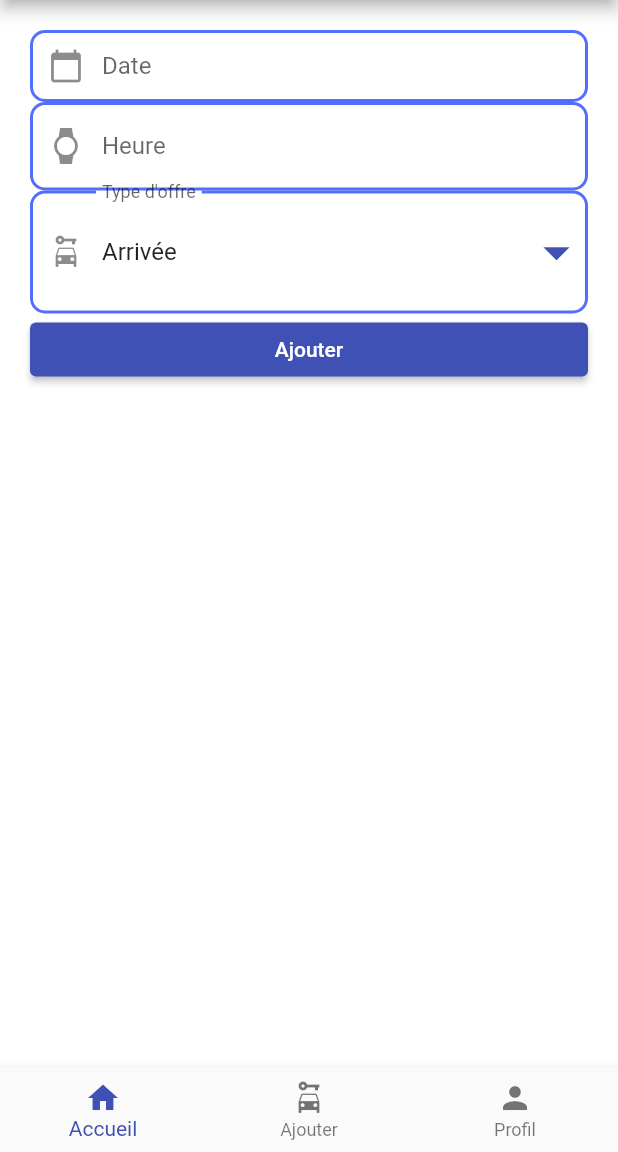
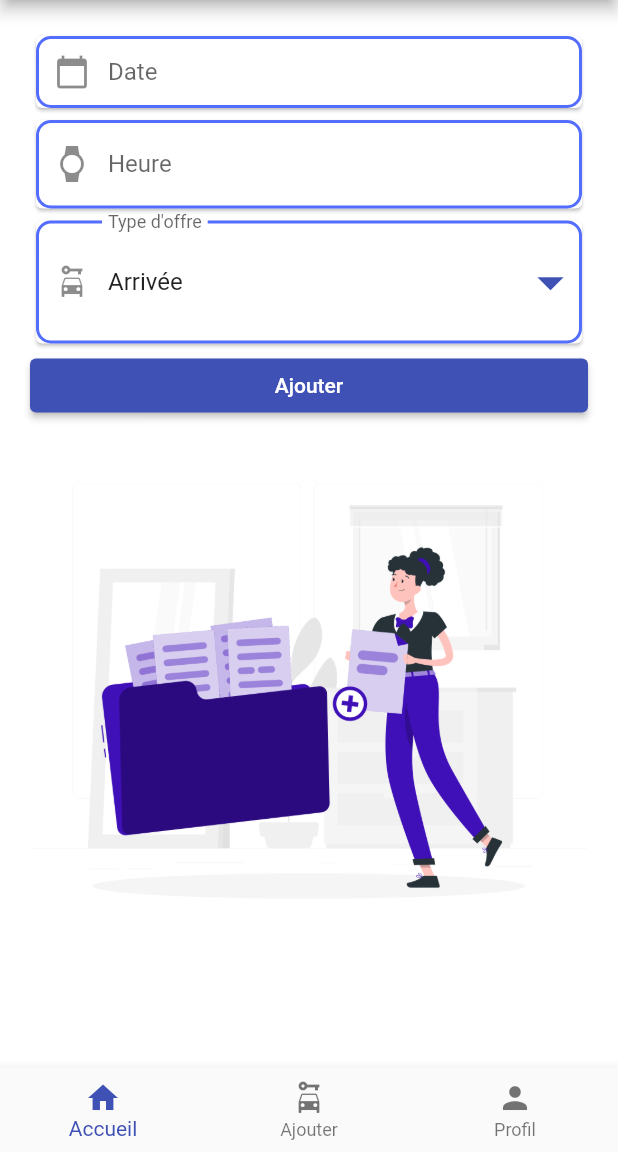
Before and after one commit to AmmarSultan1443/flutter_covoiturage, a Flutter app: the Ajout screen opened directly, on a phone screen of 412 x 824 dp, the part 84-1236 px from its top. Run offline on Flutter 3.47's test engine with Material 2 defaults, Android fonts, the phone set to English and light mode, and no system bars; our stand-ins replace fluttertoast, page_transition; missing offline and left inert: flutter_toastr, mysql1.

Commit message:
Ajout d'images et de style pour le formulaire d'ajout

```diff
--- a/lib/ajouter.dart
+++ b/lib/ajouter.dart
@@ -109,7 +109,8 @@ class AjoutState extends State<Ajout> {
                 left: 20.0, bottom: 20.0, right: 20.0, top: 20.0),
             children: <Widget>[
               //buildDatePicker(),
-              TextField(
+              Card(
+                child: TextField(
                   controller: dateController,
                   keyboardType: TextInputType.datetime,
                   decoration: InputDecoration(
@@ -125,7 +126,9 @@ class AjoutState extends State<Ajout> {
                           borderSide: BorderSide(
                               color: Colors.indigoAccent, width: 2.0))),
                 ),
-              TextFormField(
+              ),
+              Card(
+                child: TextFormField(
                   controller: heureController,
                   keyboardType: TextInputType.datetime,
                   decoration: InputDecoration(
@@ -140,7 +143,9 @@ class AjoutState extends State<Ajout> {
                           borderSide: BorderSide(
                               color: Colors.indigoAccent, width: 2.0))),
                 ),
-              DropdownButtonFormField(
+              ),
+              Card(
+                child: DropdownButtonFormField(
                   decoration: InputDecoration(
                       labelText: 'Type d\'offre',
                       prefixIcon: Icon(Icons.car_rental),
@@ -166,6 +171,8 @@ class AjoutState extends State<Ajout> {
                   iconEnabledColor: Colors.indigo,
                   isExpanded: true,
                 ),
+              ),
+
               /*TextFormField(
                 decoration: InputDecoration(
                     labelText: 'Type d\'offre',
@@ -184,7 +191,8 @@ class AjoutState extends State<Ajout> {
                   ajout();
                 },
                 child: Text("Ajouter"),
-              )
+              ),
+              Image.asset('images/ajout2.png'),
             ],
           )),
         ));
--- a/lib/menu.dart
+++ b/lib/menu.dart
@@ -90,7 +90,8 @@ class MenuState extends State<Menu> {
               ? ListView.builder(itemBuilder: (context, index) {
                   var data = (snapshot.data);
                   List? liste = snapshot.data as List?;
-                  return ListBody(
+                  return Card(
+                    child: ListBody(
                       children: [
                         Padding(padding: EdgeInsets.all(10.0)),
                         Title(
@@ -109,8 +110,8 @@ class MenuState extends State<Menu> {
                           textDirection: TextDirection.rtl,
                           style: TextStyle(fontSize: 15),
                         ),
-                      Divider(),
                       ],
+                    ),
                   );
                 })
               : Center(
--- a/pubspec.yaml
+++ b/pubspec.yaml
@@ -66,6 +66,8 @@ flutter:
   # To add assets to your application, add an assets section, like this:
   assets:
     - images/covoiturage.jpg
+    - images/ajout.png
+    - images/ajout2.png
   #   - images/a_dot_ham.jpeg
 
   # An image asset can refer to one or more resolution-specific "variants", see
```
Also changed, not shown: images/ajout.png (added), images/ajout2.png (added). Lines whose indentation alone changed are shown as unchanged.
